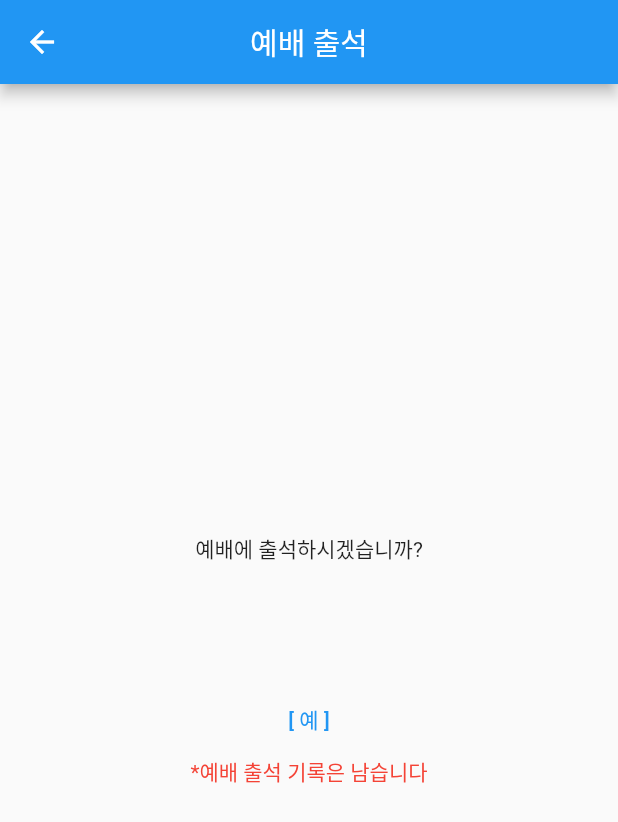
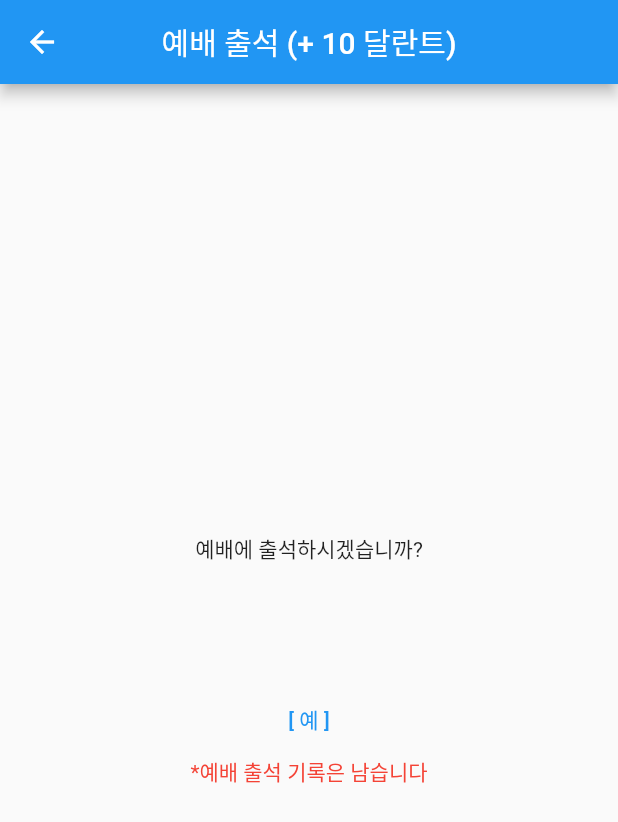
Before and after one commit to sion9840/dallanteu, a Flutter app: the AttendWorshipScreen screen opened directly, after a tap on an icon or button, on a phone screen of 412 x 824 dp. Shown: the top 822 px of the screen. Run offline on Flutter 3.47's test engine with Material 2 defaults, Android fonts, the phone set to English and light mode, and no system bars; our stand-ins replace hive, hive_flutter; missing offline and left inert: simple_barcode_scanner; accounts and stored records are empty.

Commit message:
second commit^^

```diff
--- a/lib/attend_worship_screen.dart
+++ b/lib/attend_worship_screen.dart
@@ -1,6 +1,8 @@
-import 'package:dallanteu/main_screen.dart';
+import 'package:dallanteu/hive_data_structure.dart';
 import 'package:flutter/material.dart';
 import 'package:hive/hive.dart';
+
+import 'package:dallanteu/main_screen.dart';
 
 class AttendWorshipScreen extends StatefulWidget {
   @override
@@ -12,7 +14,7 @@ class _AttendWorshipScreenState extends State<AttendWorshipScreen> {
   Widget build(BuildContext context) {
     return Scaffold(
       appBar: AppBar(
-        title: Text("예배 출석"),
+        title: Text("예배 출석 (+ 10 달란트)"),
         centerTitle: true,
         leading: new IconButton(
           icon: new Icon(Icons.arrow_back),
@@ -34,6 +36,15 @@ class _AttendWorshipScreenState extends State<AttendWorshipScreen> {
               const SizedBox(height: 80.0),
               TextButton(
                 onPressed: (){
+                  Hive.box("user").put(
+                    "attend_worship_log",
+                    Hive.box("user").get("attend_worship_log") + [
+                      AttendWorshipLog(
+                        DateTime.now(),
+                        10,
+                      ),
+                    ]
+                  );
                   Hive.box("user").put(
                     "dallanteu",
                     Hive.box("user").get("dallanteu") + 10,
--- a/lib/guide_screen.dart
+++ b/lib/guide_screen.dart
@@ -1,5 +1,6 @@
+import 'package:flutter/material.dart';
+
 import 'package:dallanteu/confirm_affiliation_screen.dart';
-import 'package:flutter/material.dart';
 
 class GuideScreen extends StatefulWidget {
   @override
--- /dev/null
+++ b/lib/hive_data_structure.dart
@@ -0,0 +1,28 @@
+import 'package:hive/hive.dart';
+
+part 'hive_data_structure.g.dart';
+
+@HiveType(typeId: 0)
+class AttendWorshipLog {
+  @HiveField(0)
+  DateTime date;
+
+  @HiveField(1)
+  int dallanteu;
+
+  AttendWorshipLog(this.date, this.dallanteu);
+}
+
+@HiveType(typeId: 1)
+class WriteQtTestimonialLog {
+  @HiveField(0)
+  DateTime date;
+
+  @HiveField(1)
+  String qt_testimonial;
+
+  @HiveField(2)
+  int dallanteu;
+
+  WriteQtTestimonialLog(this.date, this.qt_testimonial, this.dallanteu);
+}
--- a/lib/main_screen.dart
+++ b/lib/main_screen.dart
@@ -1,8 +1,9 @@
-import 'package:dallanteu/attend_worship_screen.dart';
-import 'package:dallanteu/write_qt_testimonial_screen.dart';
 import 'package:flutter/material.dart';
 import 'package:hive/hive.dart';
 import 'package:simple_barcode_scanner/simple_barcode_scanner.dart';
+
+import 'package:dallanteu/attend_worship_screen.dart';
+import 'package:dallanteu/write_qt_testimonial_screen.dart';
 
 class MainScreen extends StatefulWidget {
   @override
--- a/pubspec.yaml
+++ b/pubspec.yaml
@@ -41,6 +41,9 @@ dependencies:
 dev_dependencies:
   flutter_test:
     sdk: flutter
+
+  hive_generator: ^1.1.3
+  build_runner: ^2.2.0
 
   # The "flutter_lints" package below contains a set of recommended lints to
   # encourage good coding practices. The lint set provided by the package is
```
Also changed, not shown: lib/confirm_affiliation_screen.dart (+6 -2 lines), lib/main.dart (+6 -2 lines), lib/user_screen.dart (added, +48 -0 lines), lib/write_qt_testimonial_screen.dart (+78 -3 lines), lib/hive_data_structure.g.dart (added), pubspec.lock.
